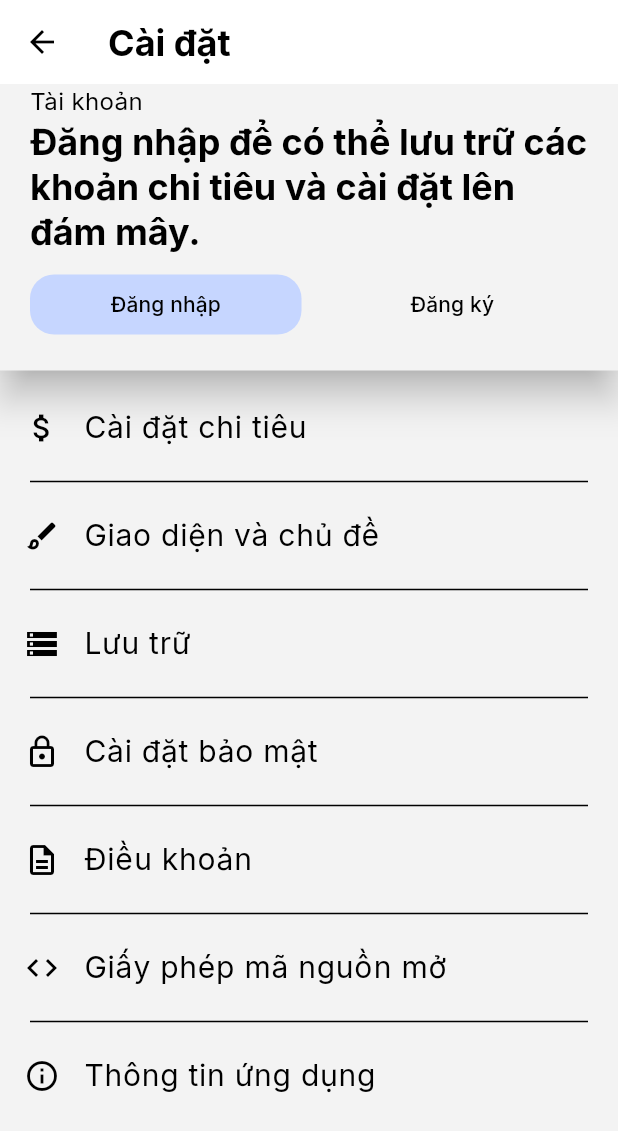
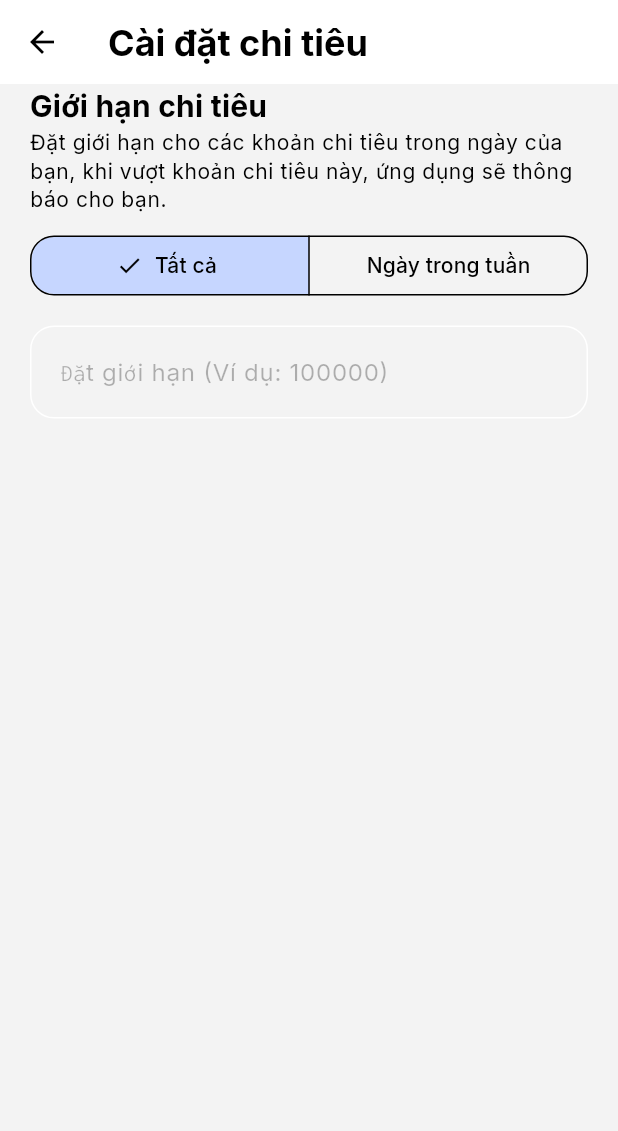
Before and after one commit to wu4ngg/Expenso, a Flutter app: the SettingsPage screen opened directly, after a tap on "Cài đặt chi tiêu", on a phone screen of 412 x 824 dp. Shown: the top 1131 px of the screen. Run offline on Flutter 3.47's test engine with Material 3 defaults, Android fonts, the phone set to English and light mode, and no system bars; our stand-ins replace auto_size_text, flutter_riverpod, flutter_svg, google_fonts, package_info_plus, riverpod_annotation and 2 more; accounts and stored records are empty; generated files the repository leaves out were written again.

Commit message:
2 trang cài đặt:)

```diff
--- a/lib/components/spending_card.dart
+++ b/lib/components/spending_card.dart
@@ -4,7 +4,6 @@ import 'package:google_fonts/google_fonts.dart';
 import 'package:hdmgr/models/spending.dart';
 import 'package:hdmgr/providers/spending_provider.dart';
 import 'package:intl/intl.dart';
-import 'dart:developer' as developer;
 
 enum Item { delete, edit }
 
--- a/lib/db/sqlite.dart
+++ b/lib/db/sqlite.dart
@@ -1,5 +1,4 @@
-import 'dart:ffi';
-import 'dart:math';
+
 
 import 'package:hdmgr/models/purpose.dart';
 import 'package:hdmgr/models/spending.dart';
--- a/lib/dialog/add_item.dart
+++ b/lib/dialog/add_item.dart
@@ -1,11 +1,6 @@
-import 'dart:ffi';
-
-import 'package:flutter/cupertino.dart';
 import 'package:flutter/material.dart';
-import 'package:flutter/widgets.dart';
 import 'package:flutter_riverpod/flutter_riverpod.dart';
 import 'package:google_fonts/google_fonts.dart';
-import 'package:hdmgr/db/sqlite.dart';
 import 'package:hdmgr/models/purpose.dart';
 import 'package:hdmgr/models/spending.dart';
 import 'package:hdmgr/providers/spending_provider.dart';
--- a/lib/main.dart
+++ b/lib/main.dart
@@ -1,19 +1,17 @@
 import 'package:flutter/material.dart';
+import 'package:flutter/widgets.dart';
 import 'package:flutter_riverpod/flutter_riverpod.dart';
 import 'package:google_fonts/google_fonts.dart';
-import 'package:hdmgr/components/spending_card.dart';
-import 'package:hdmgr/components/statsbar.dart';
-import 'package:hdmgr/models/purpose.dart';
-import 'package:hdmgr/models/spending.dart';
 import 'package:hdmgr/pages/home_screen.dart';
 import 'package:hdmgr/pages/settings_screen.dart';
+import 'package:path/path.dart';
 
 void main() {
-  runApp(ProviderScope(child: MainApp()));
+  runApp(const ProviderScope(child: MainApp()));
 }
 
 class MainApp extends StatefulWidget {
-  MainApp({super.key});
+  const MainApp({super.key});
 
   @override
   State<MainApp> createState() => _MainAppState();
@@ -37,7 +35,6 @@ class _MainAppState extends State<MainApp> {
       surfaceVariant: Color(0xFF515151),
       onSurfaceVariant: Color(0xFFFFFFFF),
       surfaceTint: Color(0xFFFFFFFF));
-
   @override
   Widget build(BuildContext context) {
     return MaterialApp(
@@ -68,7 +65,10 @@ class _MainAppState extends State<MainApp> {
               padding: MaterialStateProperty.all(
                   const EdgeInsets.fromLTRB(20, 10, 20, 10))),
         ),
-        textButtonTheme: TextButtonThemeData(style: ButtonStyle(textStyle: MaterialStateProperty.all(TextStyle(color: colorScheme.secondary)))),
+        textButtonTheme: TextButtonThemeData(
+            style: ButtonStyle(
+                textStyle: MaterialStateProperty.all(
+                    TextStyle(color: colorScheme.secondary)))),
         elevatedButtonTheme: ElevatedButtonThemeData(
           style: ButtonStyle(
               backgroundColor:
@@ -103,6 +103,12 @@ class _MainAppState extends State<MainApp> {
             titleLarge: GoogleFonts.inter(
                 textStyle:
                     const TextStyle(fontSize: 24, fontWeight: FontWeight.bold)),
+            titleMedium: GoogleFonts.inter(
+                textStyle:
+                    const TextStyle(fontSize: 20, fontWeight: FontWeight.bold)),
+            bodySmall: GoogleFonts.inter(
+                textStyle:
+                    const TextStyle(fontSize: 14, fontWeight: FontWeight.normal)),
             displaySmall: GoogleFonts.inter(
                 textStyle:
                     const TextStyle(fontSize: 30, fontWeight: FontWeight.bold)),
@@ -141,6 +147,24 @@ class _MainAppState extends State<MainApp> {
               .bodyLarge!
               .copyWith(fontFamily: "Inter", color: const Color(0x4B000000)),
         ),
+        segmentedButtonTheme: SegmentedButtonThemeData(
+          style: ButtonStyle(backgroundColor: MaterialStateProperty.resolveWith((states) {
+            if(states.contains(MaterialState.selected)) {
+              return colorScheme.primary;
+            }
+            return colorScheme.surface;
+          },
+          ),
+
+          shape: MaterialStateProperty.all(
+            RoundedRectangleBorder(
+              side: BorderSide(color: Colors.transparent),
+              borderRadius: BorderRadius.all(Radius.circular(16))
+            ),
+          ),
+          padding: MaterialStateProperty.all(EdgeInsets.all(8))
+          )
+        ),
         switchTheme: SwitchThemeData(
             thumbColor: MaterialStateProperty.resolveWith((states) {
           if (states.contains(MaterialState.selected)) {
@@ -153,6 +177,10 @@ class _MainAppState extends State<MainApp> {
           }
           return colorScheme.surface;
         })),
+        listTileTheme: ListTileThemeData(
+          subtitleTextStyle: Theme.of(context).textTheme.bodySmall,
+          iconColor: colorScheme.onBackground
+        ),
         useMaterial3: true,
       ),
       home: Scaffold(
--- /dev/null
+++ b/lib/pages/expense_settings.dart
@@ -0,0 +1,180 @@
+import 'dart:developer';
+
+import 'package:flutter/material.dart';
+import 'package:flutter/services.dart';
+import 'package:flutter/widgets.dart';
+import 'package:flutter_riverpod/flutter_riverpod.dart';
+import 'package:hdmgr/models/user_data.dart';
+import 'package:hdmgr/providers/user_settings_provider.dart';
+import 'package:path/path.dart';
+
+enum Choices { all, every }
+
+class ExpenseSettings extends ConsumerStatefulWidget {
+  const ExpenseSettings({super.key});
+
+  @override
+  ConsumerState<ExpenseSettings> createState() => _ExpenseSettingsState();
+}
+
+class _ExpenseSettingsState extends ConsumerState<ExpenseSettings> {
+  Choices choice = Choices.all;
+  TextEditingController controller = TextEditingController();
+  List<String> values = [];
+  Future<void>? saveSettingsFuture;
+  Future<void> getExpenseLimit(int day) async {
+    UserData userData = UserData();
+    if (day == -1) {
+      UserData? asyncData = await ref.watch(userSettingsProvider.future);
+      userData = asyncData!;
+    }
+    controller.value =
+        TextEditingValue(text: userData.spendingLimitList![0].value.toString());
+    //TODO: get weekday expense limit
+  }
+
+  Future<void> setExpenseLimit(
+      BuildContext context, (String, int, double) value) async {
+    if (value.$3 <= 0) {
+      ScaffoldMessenger.of(context).showSnackBar(const SnackBar(
+          content:
+              Text("Bạn không thể đặt giới hạn chi tiêu bằng 0 hoặc âm!")));
+      return;
+    }
+    switch (choice) {
+      case Choices.all:
+        setState(() {
+          if (values.isNotEmpty) {
+            values[0] = ("${value.$1}, ${value.$3}");
+          } else {
+            values.add("${value.$1}, ${value.$3}");
+          }
+        });
+
+        try {
+          await ref
+              .watch(userSettingsProvider.notifier)
+              .setSpendingLimit(values);
+          if (context.mounted) {
+            ScaffoldMessenger.of(context).showSnackBar(
+                const SnackBar(content: Text("Lưu cài đặt thành công!")));
+          }
+        } catch (e) {
+          if (context.mounted) {
+            ScaffoldMessenger.of(context).showSnackBar(
+                SnackBar(content: Text("Lưu cài đặt thất bại: $e")));
+          }
+        }
+        break;
+      default:
+        break;
+    }
+  }
+
+  @override
+  void initState() {
+    super.initState();
+  }
+
+  @override
+  Widget build(BuildContext context) {
+    getExpenseLimit(-1);
+    return Scaffold(
+      appBar: AppBar(
+        title: const Text("Cài đặt chi tiêu"),
+      ),
+      body: Padding(
+        padding: const EdgeInsets.fromLTRB(20, 0, 20, 20),
+        child: FutureBuilder(
+            future: saveSettingsFuture,
+            builder: (context, snapshot) {
+              return Column(
+                crossAxisAlignment: CrossAxisAlignment.start,
+                children: [
+                  snapshot.connectionState == ConnectionState.waiting
+                      ? const Column(
+                          children: [
+                            SizedBox(height: 10),
+                            Row(
+                              children: [
+                                SizedBox(
+                                  width: 20,
+                                  height: 20,
+                                  child: CircularProgressIndicator(),
+                                ),
+                                SizedBox(
+                                  width: 20,
+                                ),
+                                Text("Đang lưu...")
+                              ],
+                            ),
+                            SizedBox(height: 16),
+                          ],
+                        )
+                      : const SizedBox(),
+                  Text("Giới hạn chi tiêu",
+                      style: Theme.of(context).textTheme.titleMedium),
+                  Text(
+                    "Đặt giới hạn cho các khoản chi tiêu trong ngày của bạn, khi vượt khoản chi tiêu này, ứng dụng sẽ thông báo cho bạn.",
+                    style: Theme.of(context).textTheme.bodySmall,
+                  ),
+                  const SizedBox(
+                    height: 10,
+                  ),
+                  Row(
+                    children: [
+                      Expanded(
+                        child: SegmentedButton<Choices>(
+                          selected: <Choices>{choice},
+                          segments: [
+                            ButtonSegment<Choices>(
+                                value: Choices.all, label: Text("Tất cả")),
+                            ButtonSegment<Choices>(
+                                value: Choices.every,
+                                label: Text("Ngày trong tuần"))
+                          ],
+                          onSelectionChanged: snapshot.connectionState ==
+                                  ConnectionState.waiting
+                              ? null
+                              : (val) {
+                                  setState(() {
+                                    choice = val.first;
+                                  });
+                                },
+                        ),
+                      ),
+                    ],
+                  ),
+                  const SizedBox(
+                    height: 16,
+                  ),
+                  TextField(
+                    controller: controller,
+                    decoration: const InputDecoration(
+                      label: Text("Đặt giới hạn (Ví dụ: 100000)"),
+                    ),
+                    readOnly:
+                        snapshot.connectionState == ConnectionState.waiting,
+                    keyboardType: TextInputType.number,
+                    onEditingComplete: () {
+                      setState(() {
+                        double? val = double.tryParse(controller.text);
+                        if (val == null) {
+                          ScaffoldMessenger.of(context).showSnackBar(
+                              const SnackBar(
+                                  content: Text("Giá trị không hợp lệ!")));
+                              return;
+                        }
+                        saveSettingsFuture = setExpenseLimit(context,
+                            ("all", -1, double.parse(controller.text)));
+                        FocusManager.instance.primaryFocus?.unfocus();
+                      });
+                    },
+                  )
+                ],
+              );
+            }),
+      ),
+    );
+  }
+}
--- a/lib/pages/home_screen.dart
+++ b/lib/pages/home_screen.dart
@@ -1,5 +1,3 @@
-import 'dart:math';
-
 import 'package:flutter/material.dart';
 import 'package:flutter_riverpod/flutter_riverpod.dart';
 import 'package:hdmgr/components/error.dart';
@@ -11,8 +9,6 @@ import 'package:hdmgr/models/spending.dart';
 import 'dart:developer' as developer;
 import 'package:hdmgr/models/spending_data.dart';
 import 'package:hdmgr/providers/spending_provider.dart';
-import 'package:riverpod_annotation/riverpod_annotation.dart';
-
 class HomePage extends StatefulWidget {
   const HomePage({super.key});
 
@@ -68,7 +64,7 @@ class _HomePageState extends State<HomePage> {
               final AsyncValue<SpendingData> spendingData =
                   ref.watch(spendingListProvider);
               return switch (spendingData) {
-                AsyncData(:final value) => value.spendings!.length > 0 ? ListView.separated(
+                AsyncData(:final value) => value.spendings!.isNotEmpty ? ListView.separated(
                     itemCount: value.spendings!.length,
                     separatorBuilder: (context, index) => Padding(
                         padding: const EdgeInsets.symmetric(horizontal: 20),
@@ -81,7 +77,7 @@ class _HomePageState extends State<HomePage> {
                     itemBuilder: (context, index) =>
                         SpendingCard(spending: value.spendings![index], total: value.spendingCount,),
                   ) : const Center(child: ErrorScreen(icon: Icons.list_alt, title: "Danh sách trống", subtitle: "Hãy ấn nút 'Thêm mục chi tiêu' để bắt đầu quản lý chi tiêu!"),),
-                  AsyncError(:final error, :final stackTrace) => Center(child: ErrorScreen(icon: Icons.list_alt, title: "Lỗi!", subtitle: 'Đã xảy ra lỗi trong quá trình nhận thông tin \n thông tin lỗi: $error'),),
+                  AsyncError(:final error) => Center(child: ErrorScreen(icon: Icons.list_alt, title: "Lỗi!", subtitle: 'Đã xảy ra lỗi trong quá trình nhận thông tin \n thông tin lỗi: $error'),),
                 _ => Center(child: CircularProgressIndicator(color: Theme.of(context).colorScheme.secondary,),)
               };
             },
--- a/lib/pages/settings_screen.dart
+++ b/lib/pages/settings_screen.dart
@@ -1,7 +1,8 @@
-import 'package:flutter/foundation.dart';
 import 'package:flutter/material.dart';
 import 'package:flutter_riverpod/flutter_riverpod.dart';
 import 'package:hdmgr/models/settings_item.dart';
+import 'package:hdmgr/pages/about_screen.dart';
+import 'package:hdmgr/pages/expense_settings.dart';
 
 class SettingsPage extends ConsumerStatefulWidget {
   const SettingsPage({super.key});
@@ -15,6 +16,7 @@ class _SettingsPageState extends ConsumerState<SettingsPage> {
     SettingsItem(
       leadingIcon: Icons.attach_money_outlined,
       title: "Cài đặt chi tiêu",
+      targetPage: const ExpenseSettings()
     ),
     SettingsItem(
       leadingIcon: Icons.brush_outlined,
@@ -33,12 +35,9 @@ class _SettingsPageState extends ConsumerState<SettingsPage> {
       title: "Điều khoản",
     ),
     SettingsItem(
-      leadingIcon: Icons.code,
-      title: "Giấy phép mã nguồn mở",
-    ),
-    SettingsItem(
       leadingIcon: Icons.info_outline,
       title: "Thông tin ứng dụng",
+      targetPage: const AboutScreen()
     )
   ];
   @override
@@ -86,7 +85,7 @@ class _SettingsPageState extends ConsumerState<SettingsPage> {
           ),
           Expanded(
               child: Padding(
-                padding: EdgeInsets.only(top: 0),
+                padding: const EdgeInsets.only(top: 0),
                 child: ListView.separated(
                     itemBuilder: (context, index) => Padding(
                       padding: EdgeInsets.only(top: index == 0 ? 10 : 0),
@@ -96,7 +95,9 @@ class _SettingsPageState extends ConsumerState<SettingsPage> {
                               color: Colors.black,
                             ),
                             title: Text(settings[index].title!),
-                            onTap: () {},
+                            onTap: settings[index].targetPage == null ? () {} : () {
+                              Navigator.push(context, MaterialPageRoute(builder:(context) => settings[index].targetPage!,));
+                            },
                           ),
                     ),
                     separatorBuilder: (context, index) => const Divider(indent: 20, endIndent: 20,),
--- a/lib/providers/user_settings_provider.dart
+++ b/lib/providers/user_settings_provider.dart
@@ -34,9 +34,10 @@ class UserSettings extends _$UserSettings {
         spendingLimits.add(SpendingLimit(value: double.parse(tmp[2]), duration: SpendingLimitType.only, dateTime: DateTime.parse(tmp[1])));
       }
     }
-    return UserData();
+    return UserData(spendingLimitList: spendingLimits);
   }
   Future<void> setSpendingLimit(List<String> spendingLimit) async {
+    sharedPrefs = await SharedPreferences.getInstance();
     await sharedPrefs!.setStringList('spending_limits', spendingLimit);
     ref.invalidateSelf();
     await future;
```
Also changed, not shown: lib/components/statsbar.dart (+25 -9 lines), lib/pages/about_screen.dart (added, +205 -0 lines), pubspec.yaml (+7 -2 lines), assets/images/In-Blue-96.png (added), assets/images/app_logo.png (added), assets/images/app_logo_large_dark.png (added), assets/images/app_logo_large_light.png (added), assets/images/github-mark-white.svg (added), assets/images/github-mark.svg (added), assets/images/logo.svg (added), lib/providers/spending_provider.g.dart, lib/providers/user_settings_provider.g.dart, pubspec.lock, 6 other files.
